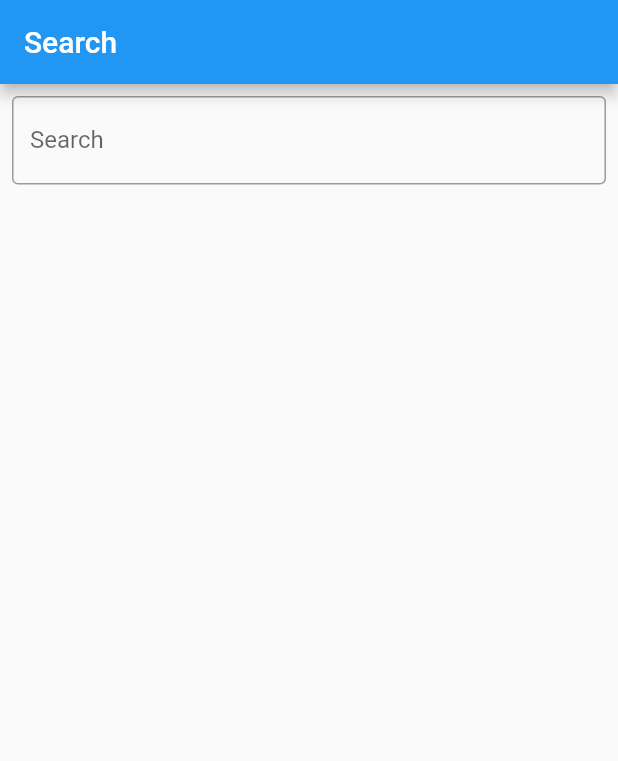
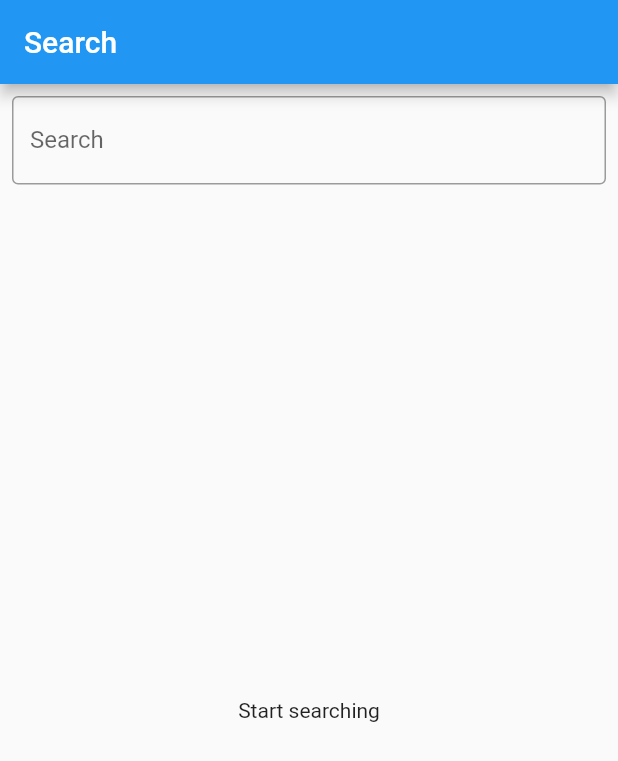
Before and after one commit to VinicioSantos/flutter_clean_architecture_example, a Flutter app: the screen it shows after launch, on a phone screen of 412 x 824 dp. Shown: the top 761 px of the screen. Run offline on Flutter 3.47's test engine with Material 2 defaults, Android fonts, the phone set to English and light mode, and no system bars; our stand-ins replace bloc, dartz, dio, flutter_modular.

Commit message:
implementing search page

```diff
--- a/lib/app_module.dart
+++ b/lib/app_module.dart
@@ -2,6 +2,7 @@
 import 'package:dio/dio.dart';
 import 'package:flutter_clean_architecture_example/modules/search/domain/usecases/search_by_text.dart';
 import 'package:flutter_clean_architecture_example/modules/search/infra/repositories/search_repository_impl.dart';
+import 'package:flutter_clean_architecture_example/modules/search/presenter/search/search_bloc.dart';
 import 'package:flutter_clean_architecture_example/modules/search/presenter/search/search_page.dart';
 import 'package:flutter_modular/flutter_modular.dart';
 
@@ -15,6 +16,7 @@ class AppModule extends Module {
     Bind((i) => SearchRepositoryImpl(i())),
     Bind((i) => GithubDatasource(i())),
     Bind((i) => Dio()),
+    Bind((i) => SearchBloc(i()))
   ];
 
   @override
--- a/lib/modules/search/infra/models/result_search_model.dart
+++ b/lib/modules/search/infra/models/result_search_model.dart
@@ -21,8 +21,8 @@ class ResultSearchModel extends ResultSearch {
 
   factory ResultSearchModel.fromMap(Map<String, dynamic> map) {
     return ResultSearchModel(
-      img: map['img'] != null ? map['img'] as String : null,
-      title: map['title'] != null ? map['title'] as String : null,
+      img: map['avatar_url'] != null ? map['avatar_url'] as String : null,
+      title: map['login'] != null ? map['login'] as String : null,
       content: map['content'] != null ? map['content'] as String : null,
     );
   }
--- a/lib/modules/search/presenter/search/search_page.dart
+++ b/lib/modules/search/presenter/search/search_page.dart
@@ -1,4 +1,7 @@
 import 'package:flutter/material.dart';
+import 'package:flutter_clean_architecture_example/modules/search/presenter/search/search_bloc.dart';
+import 'package:flutter_clean_architecture_example/modules/search/presenter/search/states/state.dart';
+import 'package:flutter_modular/flutter_modular.dart';
 
 class SearchPage extends StatefulWidget {
   const SearchPage({Key? key}) : super(key: key);
@@ -8,25 +11,71 @@ class SearchPage extends StatefulWidget {
 }
 
 class _SearchPageState extends State<SearchPage> {
+
+  final bloc = Modular.get<SearchBloc>();
+
+  @override
+  void dispose() {
+    super.dispose();
+    bloc.close();
+  }
+
+
   @override
   Widget build(BuildContext context) {
     return Scaffold(
       appBar: AppBar(
         title: const Text('Search'),
       ),
-      body: Column(children: [
+      body: Column(children: <Widget>[
         Padding(
           padding: const EdgeInsets.only(right: 8.0, left: 8, top: 8),
           child: TextField(
+            onChanged: bloc.add,
             decoration: InputDecoration(
               border: OutlineInputBorder(),
               labelText: 'Search',
             ),
           ),
         ),
-        Expanded(child: ListView.builder(itemBuilder: (_, id){
-          return ListTile();
-        }))
+        Expanded(
+          child: StreamBuilder(
+            stream: bloc.stream,
+            builder: (context, snapshot) {
+
+              final state = bloc.state;
+
+              if(state is SearchStart){
+                return const Center(child: Text('Start searching'),);
+              }
+
+              if(state is SearchLoading){
+                return const Center(child: CircularProgressIndicator(),);
+              }
+
+              if(state is SearchError){
+                return const Center(child: Text("houve um erro"));
+              }
+
+              final list = (state as SearchSuccess).list;
+              return ListView.builder(
+                itemCount: list.length,
+                itemBuilder: (_, id) {
+                  final item = list[id];
+                  return ListTile(
+                    leading: item.img == null ? Container() : Container(
+                      width: 50,
+                      height: 50,
+                      child: CircleAvatar(
+                        backgroundImage: NetworkImage(item.img ?? ""),
+                      ),
+                    ),
+                    title: Text(item.title ?? "a"),
+                  );
+                }
+              );
+            })
+          )
       ],),
     );
   }
```
Also changed, not shown: lib/modules/search/presenter/search/search_bloc.dart (+22 -8 lines).
